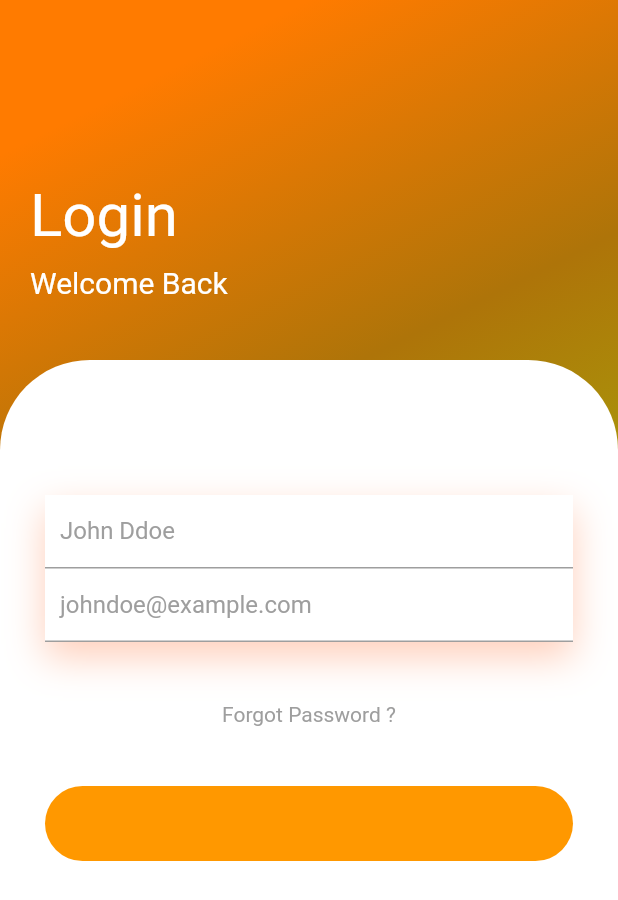
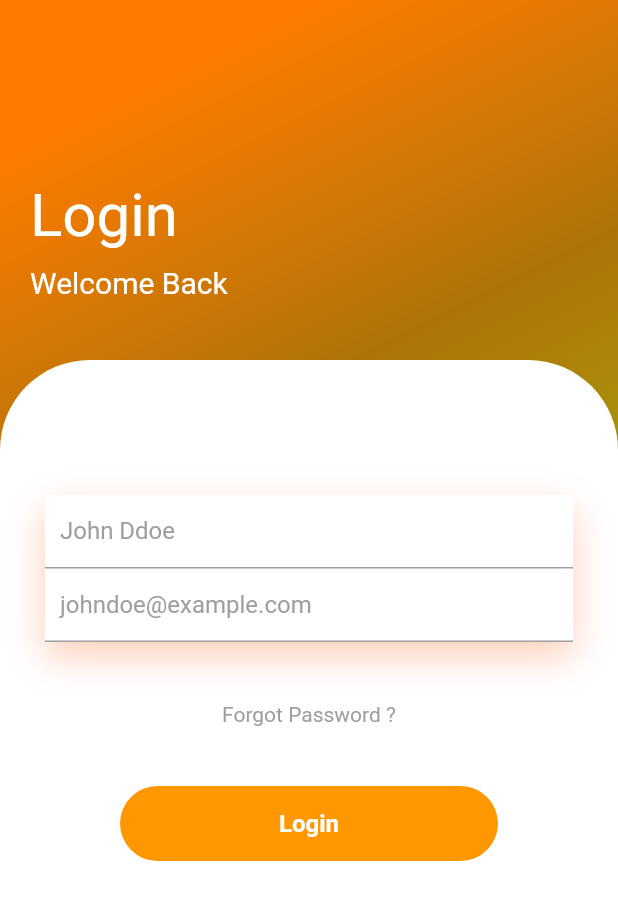
Before and after one commit to yokwejuste/FlutterProjects, a Flutter app: the screen it shows after launch, on a phone screen of 412 x 824 dp. Shown: the top 900 px of the screen. Run offline on Flutter 3.47's test engine with Material 2 defaults, Android fonts, the phone set to English and light mode, and no system bars; our stand-ins replace google_fonts.

Commit message:
updated the button

```diff
--- a/testapp/lib/home.dart
+++ b/testapp/lib/home.dart
@@ -129,11 +129,22 @@ class HomePage extends StatelessWidget {
                       ),
                       Container(
                         height: 50,
+                        margin: const EdgeInsets.symmetric(horizontal: 50),
                         decoration: BoxDecoration(
                           borderRadius: BorderRadius.circular(50),
-                          color: Colors.orange[500]
+                          color: Colors.orange[500],
                         ),
-                      )
+                        child: const Center(
+                          child: Text(
+                            "Login",
+                            style: TextStyle(
+                              color: Colors.white,
+                              fontSize: 16,
+                              fontWeight: FontWeight.bold,
+                            ),
+                          ),
+                        ),
+                      ),
                     ],
                   ),
                 ),
```
